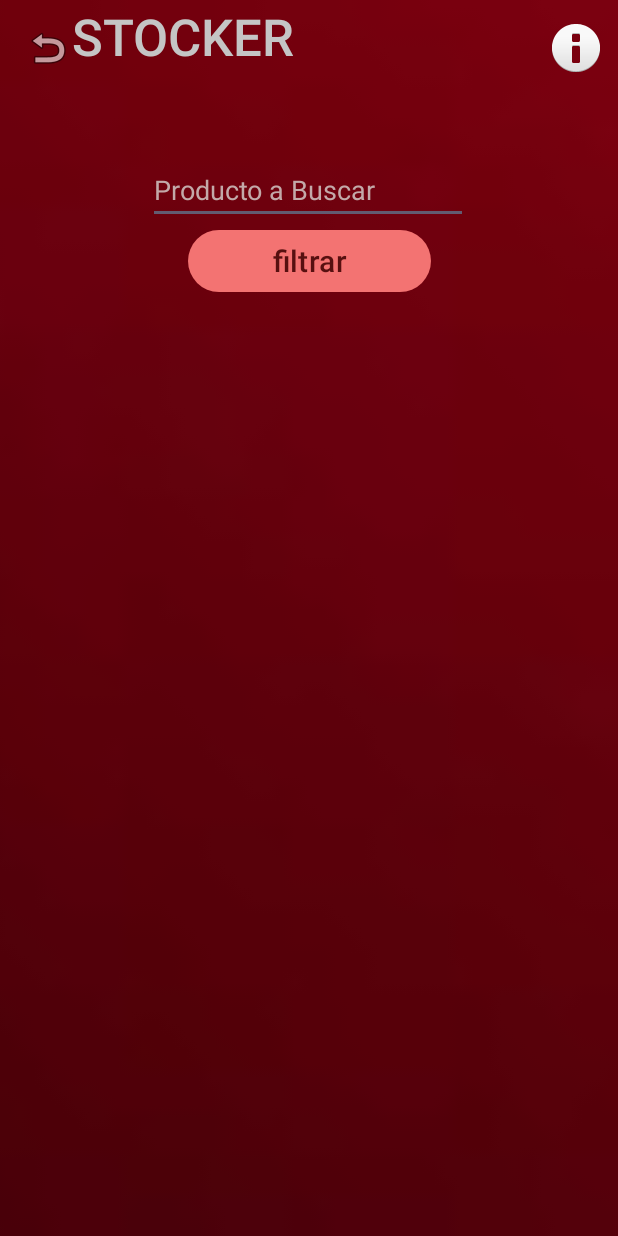
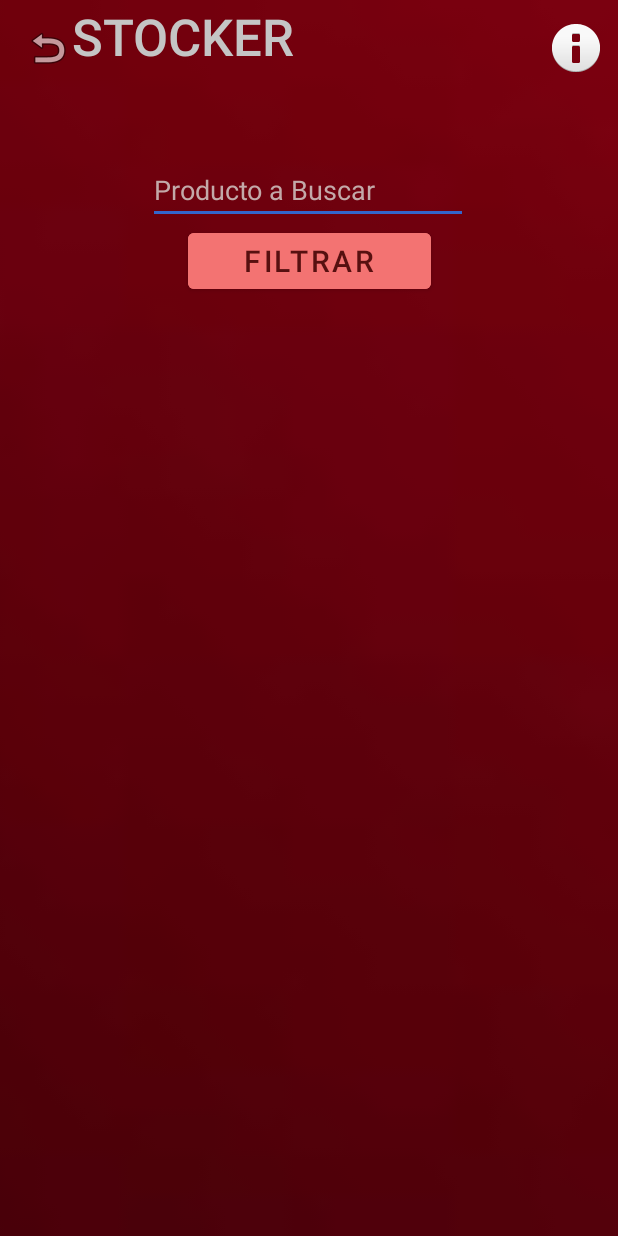
Before and after one commit to AsobrinoM/STOCKER2, an Android app: the BuscarProducto screen opened directly, with no data from a screen before it, on a phone screen of 412 x 824 dp. Run offline under Robolectric (Android 15) with nearby library versions, the phone set to English and light mode, and no system bars; our stand-ins replace Firebase (no records; nobody signed in at launch, a user with empty details on screens opened directly).

Commit message:
changes
in me

```diff
--- a/app/src/main/res/layout-land/activity_buscar_producto.xml
+++ b/app/src/main/res/layout-land/activity_buscar_producto.xml
@@ -18,6 +18,7 @@
     <Button
         android:id="@+id/btFiltrar"
         android:layout_width="162dp"
+        style="@style/EstiloB"
         android:layout_height="49dp"
         android:layout_marginStart="16dp"
         android:layout_marginBottom="112dp"
@@ -31,6 +32,7 @@
     <EditText
         android:id="@+id/textfiltro"
         android:layout_width="wrap_content"
+        style="@style/EstiloT"
         android:layout_height="wrap_content"
         android:ems="10"
         android:hint="@string/ProductoBuscar"
@@ -42,6 +44,7 @@
 
     <ScrollView
         android:id="@+id/SV3"
+        style="@style/SVStyle"
         android:layout_width="504dp"
         android:layout_height="323dp"
         android:layout_marginTop="40dp"
--- a/app/src/main/res/layout/activity_buscar_producto.xml
+++ b/app/src/main/res/layout/activity_buscar_producto.xml
@@ -14,6 +14,7 @@
 
     <Button
         android:id="@+id/btFiltrar"
+        style="@style/EstiloB"
         android:layout_width="162dp"
         android:layout_height="49dp"
         android:layout_marginStart="161dp"
@@ -29,6 +30,7 @@
 
     <EditText
         android:id="@+id/textfiltro"
+        style="@style/EstiloT"
         android:layout_width="wrap_content"
         android:layout_height="wrap_content"
         android:layout_marginTop="104dp"
@@ -44,6 +46,7 @@
 
     <ScrollView
         android:id="@+id/SV3"
+        style="@style/SVStyle"
         android:layout_width="403dp"
         android:layout_height="367dp"
         android:layout_marginStart="8dp"
--- a/app/src/main/res/values/themes.xml
+++ b/app/src/main/res/values/themes.xml
@@ -1,8 +1,7 @@
 <resources xmlns:tools="http://schemas.android.com/tools">
     <!-- Base application theme. -->
     <style name="Base.Theme.Stocker2" parent="Theme.Material3.DayNight.NoActionBar">
-        <!-- Customize your light theme here. -->
-        <!-- <item name="colorPrimary">@color/my_light_primary</item> -->
+
     </style>
     <style name="ButtonStyle" parent="Widget.MaterialComponents.Button">
         <item name="android:layout_width">wrap_content</item>
@@ -24,5 +23,35 @@
         <item name="cornerFamily">rounded</item>
         <item name="cornerSize">50%</item>
     </style>
+    <style name="EstiloT" parent="Widget.AppCompat.EditText">
+        <item name="android:layout_width">wrap_content</item>
+        <item name="android:layout_height">wrap_content</item>
+        <item name="android:backgroundTint">@color/blue</item>
+        <item name="android:hint">@string/ProductoBuscar</item>
+        <item name="android:textColor">@color/amber</item>
+        <item name="android:textColorHint">@color/blue_gray</item>
+
+    </style>
+
+
+    <style name="EstiloB" parent="Widget.MaterialComponents.Button">
+        <item name="android:layout_width">162dp</item>
+        <item name="android:layout_height">49dp</item>
+        <item name="android:layout_marginStart">161dp</item>
+        <item name="android:layout_marginEnd">160dp</item>
+        <item name="android:text">@string/filtrate</item>
+        <item name="android:textSize">20sp</item>
+        <item name="android:textColor">#571010</item>
+        <item name="android:backgroundTint">#F37372</item>
+
+    </style>
+    <style name="SVStyle">
+        <item name="android:layout_width">403dp</item>
+        <item name="android:layout_height">367dp</item>
+        <item name="android:layout_marginStart">8dp</item>
+        <item name="android:layout_marginTop">72dp</item>
+    </style>
+
     <style name="Theme.Stocker2" parent="Base.Theme.Stocker2" />
+
 </resources>
```
